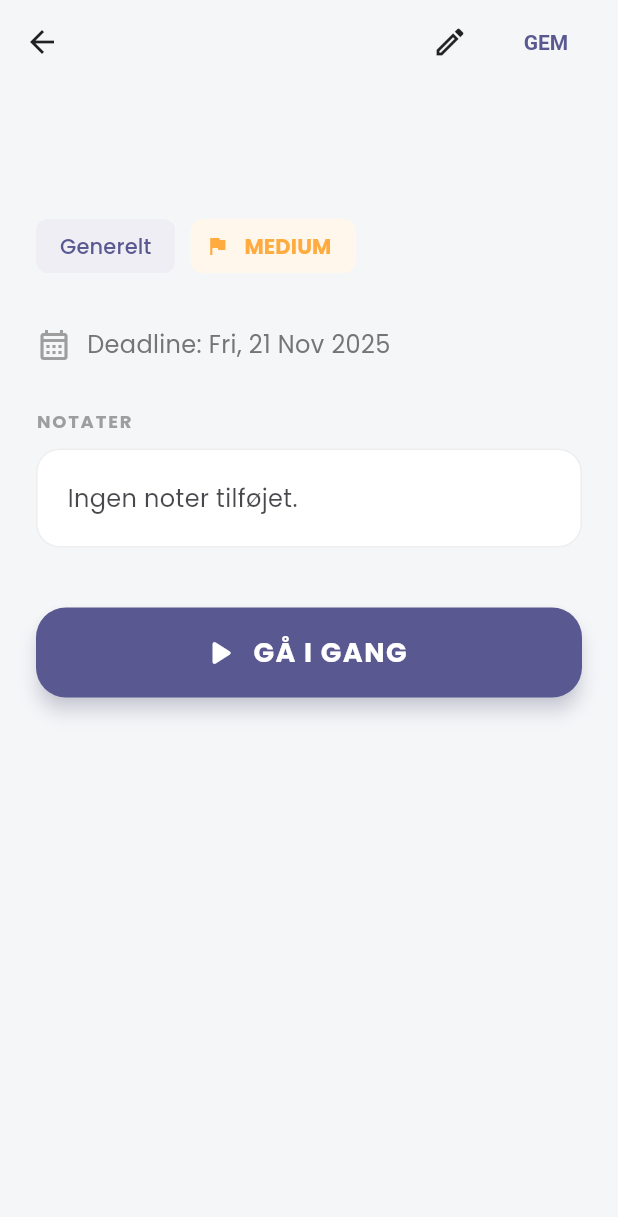
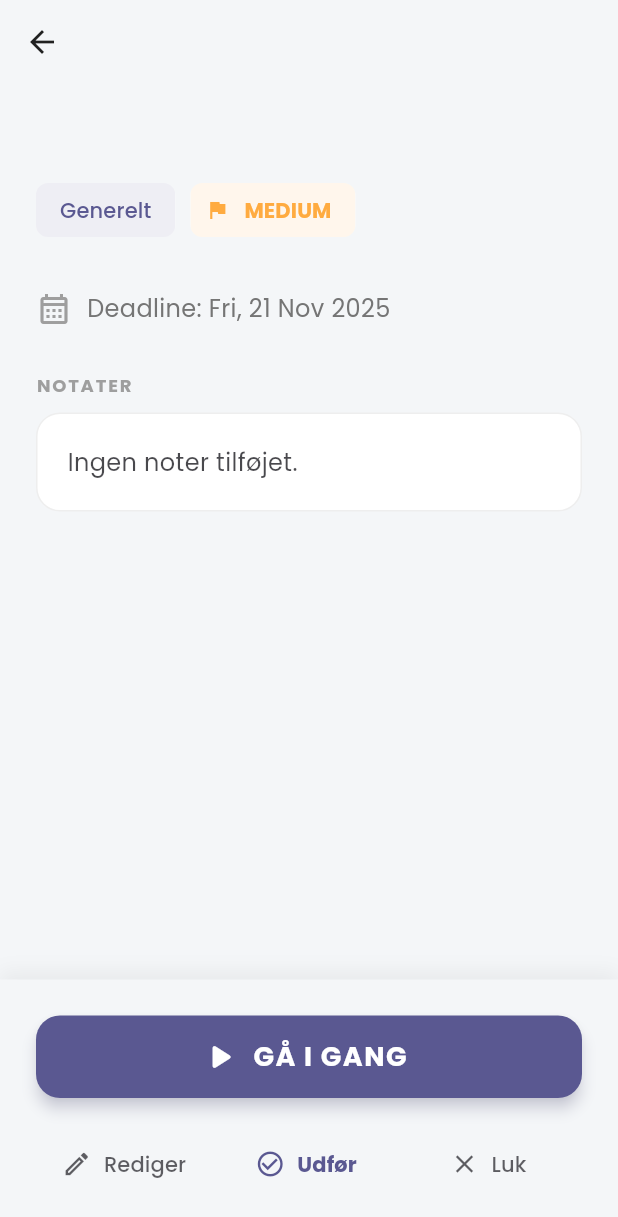
Before and after one commit to Zpolonius/gendo, a Flutter app: the TaskDetailScreen screen opened directly with empty values, on a phone screen of 412 x 824 dp. Shown: the top 1217 px of the screen. Run offline on Flutter 3.47's test engine with Material 3 defaults, Android fonts, the light colour scheme and no system bars; our stand-ins replace cloud_firestore, firebase_auth, firebase_core, google_fonts; accounts and stored records are empty.

Commit message:
added better userability

```diff
--- a/lib/screens/task_detail_screen.dart
+++ b/lib/screens/task_detail_screen.dart
@@ -107,40 +107,121 @@ class _TaskDetailScreenState extends State<TaskDetailScreen> {
     final dateFormatter = DateFormat('EEE, d MMM yyyy');
 
     final vm = context.watch<AppViewModel>();
-    // Fallback til initialTask hvis opgaven slettes
+    // Fallback til initialTask hvis opgaven slettes mens man kigger på den
     final task = vm.tasks.firstWhere((t) => t.id == widget.taskId, orElse: () => widget.initialTask);
 
     return Scaffold(
       backgroundColor: theme.scaffoldBackgroundColor,
+      // AppBar er nu renset for knapper
       appBar: AppBar(
         leading: IconButton(icon: const Icon(Icons.arrow_back), onPressed: () => Navigator.pop(context)),
-        actions: [
-          IconButton(
-            icon: const Icon(Icons.edit_outlined),
-            onPressed: () => _showEditDialog(context, vm, task)
       ),
-          const SizedBox(width: 8),
-          Padding(
-            padding: const EdgeInsets.only(right: 16.0),
-            child: TextButton(
-              onPressed: () => Navigator.pop(context),
-              style: TextButton.styleFrom(
-                foregroundColor: theme.colorScheme.primary,
-                textStyle: const TextStyle(fontWeight: FontWeight.bold),
-              ),
-              child: const Text("GEM"),
-            ),
+      // Vi bruger bottomNavigationBar til knapperne i bunden
+      bottomNavigationBar: Container(
+        padding: const EdgeInsets.all(24),
+        decoration: BoxDecoration(
+          color: theme.scaffoldBackgroundColor,
+          boxShadow: [
+            BoxShadow(
+              color: Colors.black.withOpacity(0.05),
+              blurRadius: 10,
+              offset: const Offset(0, -5),
             )
           ],
         ),
-      body: SafeArea(
-        child: Stack(
+        child: SafeArea(
+          child: Column(
+            mainAxisSize: MainAxisSize.min,
             children: [
-            SingleChildScrollView(
-              padding: const EdgeInsets.all(24),
+              // GÅ I GANG KNAP
+              SizedBox(
+                width: double.infinity,
+                height: 55,
+                child: ElevatedButton.icon(
+                  onPressed: widget.onStartTask,
+                  icon: const Icon(Icons.play_arrow_rounded, size: 28),
+                  label: const Text("GÅ I GANG", style: TextStyle(fontSize: 18, fontWeight: FontWeight.bold, letterSpacing: 1.0)),
+                  style: ElevatedButton.styleFrom(
+                    backgroundColor: theme.colorScheme.primary,
+                    foregroundColor: Colors.white,
+                    elevation: 4,
+                    shadowColor: theme.colorScheme.primary.withOpacity(0.4),
+                    shape: RoundedRectangleBorder(borderRadius: BorderRadius.circular(16)),
+                  ),
+                ),
+              ),
+              const SizedBox(height: 20),
+              // HANDLINGS KNAPPER (Rediger, Udfør, Luk)
+              Row(
+                mainAxisAlignment: MainAxisAlignment.spaceBetween,
+                children: [
+                  // REDIGER
+                  Expanded(
+                    child: TextButton.icon(
+                      onPressed: () => _showEditDialog(context, vm, task),
+                      icon: const Icon(Icons.edit_outlined, size: 20),
+                      label: const Text("Rediger"),
+                      style: TextButton.styleFrom(foregroundColor: theme.colorScheme.onSurface.withOpacity(0.7)),
+                    ),
+                  ),
+                  // UDFØR / GENÅBN
+                  Expanded(
+                    child: TextButton.icon(
+                      onPressed: () => vm.toggleTask(task.id),
+                      icon: Icon(
+                        task.isCompleted ? Icons.check_circle : Icons.check_circle_outline,
+                        size: 20,
+                        color: task.isCompleted ? Colors.green : theme.colorScheme.primary,
+                      ),
+                      label: Text(
+                        task.isCompleted ? "Genåbn" : "Udfør",
+                        style: TextStyle(
+                          color: task.isCompleted ? Colors.green : theme.colorScheme.primary,
+                          fontWeight: FontWeight.bold
+                        ),
+                      ),
+                    ),
+                  ),
+                  // LUK
+                  Expanded(
+                    child: TextButton.icon(
+                      onPressed: () => Navigator.pop(context),
+                      icon: const Icon(Icons.close, size: 20),
+                      label: const Text("Luk"),
+                      style: TextButton.styleFrom(foregroundColor: theme.colorScheme.onSurface.withOpacity(0.7)),
+                    ),
+                  ),
+                ],
+              ),
+            ],
+          ),
+        ),
+      ),
+      body: SingleChildScrollView(
+        padding: const EdgeInsets.symmetric(horizontal: 24),
         child: Column(
           crossAxisAlignment: CrossAxisAlignment.start,
           children: [
+            // Status skilt hvis færdig
+            if (task.isCompleted)
+              Container(
+                margin: const EdgeInsets.only(bottom: 16),
+                padding: const EdgeInsets.symmetric(horizontal: 12, vertical: 6),
+                decoration: BoxDecoration(
+                  color: Colors.green.withOpacity(0.1),
+                  borderRadius: BorderRadius.circular(8),
+                  border: Border.all(color: Colors.green.withOpacity(0.3)),
+                ),
+                child: Row(
+                  mainAxisSize: MainAxisSize.min,
+                  children: [
+                    const Icon(Icons.check, size: 16, color: Colors.green),
+                    const SizedBox(width: 8),
+                    Text("Udført", style: TextStyle(color: Colors.green[700], fontWeight: FontWeight.bold)),
+                  ],
+                ),
+              ),
+
             Hero(
               tag: 'task_${task.id}',
               child: Material(
@@ -151,6 +232,8 @@ class _TaskDetailScreenState extends State<TaskDetailScreen> {
                     fontSize: 28,
                     fontWeight: FontWeight.bold,
                     color: theme.colorScheme.onSurface,
+                    decoration: task.isCompleted ? TextDecoration.lineThrough : null,
+                    decorationColor: Colors.grey,
                   ),
                 ),
               ),
@@ -207,32 +290,7 @@ class _TaskDetailScreenState extends State<TaskDetailScreen> {
               ),
             ),
 
-                  const SizedBox(height: 100),
-                ],
-              ),
-            ),
-
-            Positioned(
-              left: 24,
-              right: 24,
-              bottom: 24,
-              child: SizedBox(
-                width: double.infinity,
-                height: 60,
-                child: ElevatedButton.icon(
-                  onPressed: widget.onStartTask,
-                  icon: const Icon(Icons.play_arrow_rounded, size: 28),
-                  label: const Text("GÅ I GANG", style: TextStyle(fontSize: 18, fontWeight: FontWeight.bold, letterSpacing: 1.0)),
-                  style: ElevatedButton.styleFrom(
-                    backgroundColor: theme.colorScheme.primary,
-                    foregroundColor: Colors.white,
-                    elevation: 5,
-                    shadowColor: theme.colorScheme.primary.withOpacity(0.4),
-                    shape: RoundedRectangleBorder(borderRadius: BorderRadius.circular(20)),
-                  ),
-                ),
-              ),
-            ),
+            const SizedBox(height: 20), // Lidt luft i bunden af indholdet
           ],
         ),
       ),
```
Lines whose indentation alone changed are shown as unchanged.
